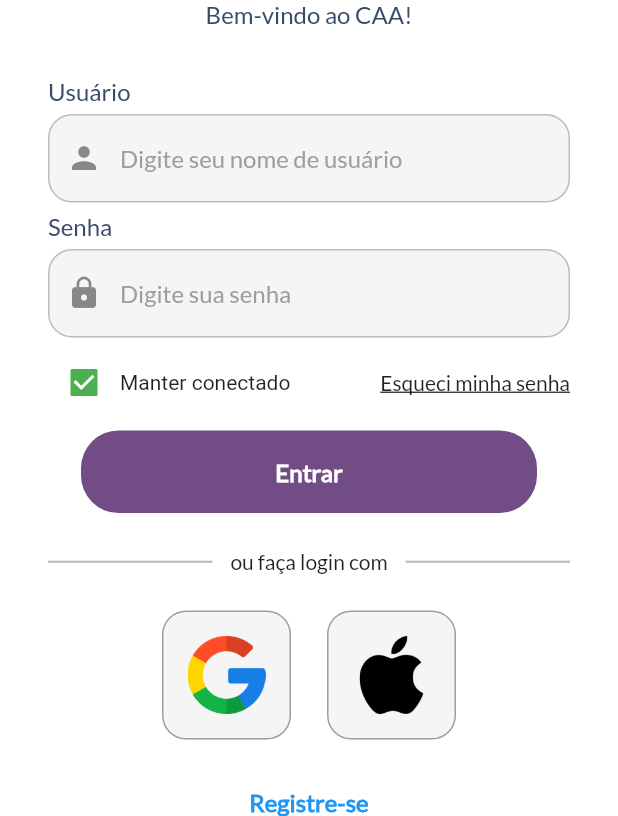
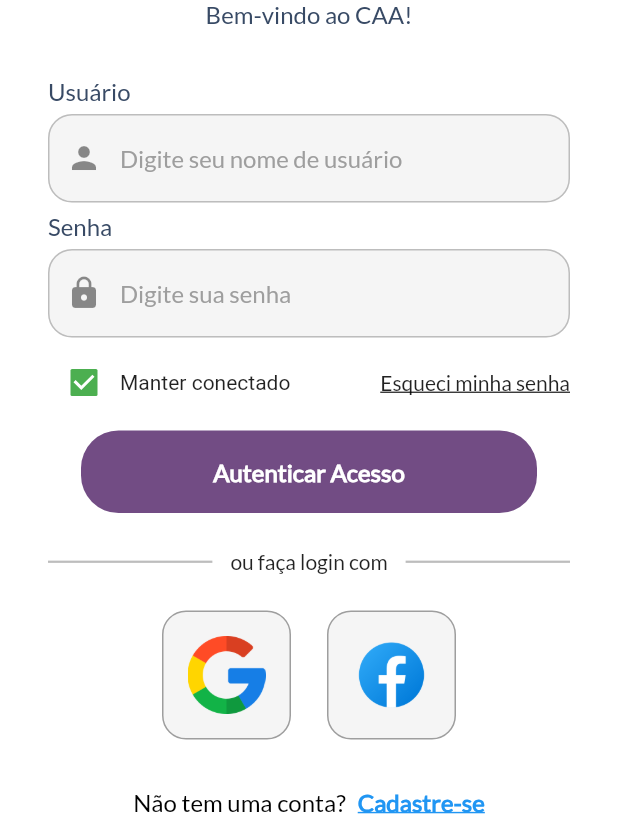
Before and after one commit to neofarias/app_universo_creare, a Flutter app: the screen it shows after launch, after a tap on "Pular", on a phone screen of 412 x 824 dp, the part 420-1236 px from its top. Run offline on Flutter 3.47's test engine with Material 2 defaults, Android fonts, the phone set to English and light mode, and no system bars; our stand-ins replace introduction_screen, sizer.

```diff
--- a/lib/components/my_button.dart
+++ b/lib/components/my_button.dart
@@ -3,8 +3,9 @@ import 'package:flutter/material.dart';
 class MyButton extends StatelessWidget {
 
   final Function()? onTap;
+  final String textBtn;
 
-  const MyButton({Key? key, required this.onTap}) : super(key: key);
+  const MyButton({Key? key, required this.onTap, required this.textBtn}) : super(key: key);
 
   @override
   Widget build(BuildContext context) {
@@ -17,9 +18,8 @@ class MyButton extends StatelessWidget {
             color: Color.fromRGBO(54, 0, 80, 0.7),
             borderRadius: BorderRadius.circular(25.0)),
         child: Center(
-          child: Text(
-            'Entrar',
-            style: TextStyle(
+          child: Text(textBtn,
+            style: const TextStyle(
                 fontFamily: 'Lato',
                 color: Colors.white,
                 fontSize: 16.0,
--- a/lib/main.dart
+++ b/lib/main.dart
@@ -2,6 +2,7 @@ import 'package:app_universo_creare/pages/login_page.dart';
 import 'package:app_universo_creare/pages/on_boarding_page_state.dart';
 import 'package:app_universo_creare/pages/splash_screen.dart';
 import 'package:flutter/material.dart';
+import 'package:sizer/sizer.dart';
 
 var routes = <String, WidgetBuilder>{
   "/login": (BuildContext context) => LoginPage(),
@@ -13,15 +14,15 @@ void main() {
 }
 
 class MyApp extends StatelessWidget {
-
   @override
   Widget build(BuildContext context) {
-    return MaterialApp(
-        theme: ThemeData(primaryColor: Colors.red),
+    return Sizer(builder: (context, orientation, deviceType) {
+      return MaterialApp(
+        theme: ThemeData(primaryColor: Color.fromRGBO(54, 0, 80, 0.7)),
         debugShowCheckedModeBanner: false,
         home: SplashScreen(),
-        routes: routes
-    );
+        routes: routes,
+      );
+    });
   }
-
 }
--- a/lib/pages/login_page.dart
+++ b/lib/pages/login_page.dart
@@ -3,6 +3,7 @@ import 'package:app_universo_creare/components/my_button.dart';
 import 'package:app_universo_creare/components/square_tile.dart';
 import 'package:app_universo_creare/components/text_field.dart';
 import 'package:flutter/material.dart';
+import 'package:sizer/sizer.dart';
 
 class LoginPage extends StatelessWidget {
   LoginPage({Key? key}) : super(key: key);
@@ -15,9 +16,16 @@ class LoginPage extends StatelessWidget {
 
   @override
   Widget build(BuildContext context) {
+
+    //double height = MediaQuery.of(context).size.height;
+    //double width = MediaQuery.of(context).size.width;
+
     return Scaffold(
       backgroundColor: Colors.white,
       body: SafeArea(
+        child: SizedBox(
+          height: 100.h,
+          width: 100.w,
           child: Center(
             child: SingleChildScrollView(
               child: Column(
@@ -84,7 +92,7 @@ class LoginPage extends StatelessWidget {
                         right: 32.0, bottom: 8.0, left: 32.0),
                     child: Row(
                       mainAxisAlignment: MainAxisAlignment.spaceBetween,
-                    children: [
+                      children: const [
                         CheckboxWidget(),
                         Text(
                           "Esqueci minha senha",
@@ -98,6 +106,7 @@ class LoginPage extends StatelessWidget {
                     ),
                   ),
                   MyButton(
+                    textBtn: 'Autenticar Acesso',
                     onTap: signUserIn,
                   ),
                   Padding(
@@ -136,7 +145,7 @@ class LoginPage extends StatelessWidget {
                         padding: EdgeInsets.only(right: 24.0),
                         child: SquareTile(imagePath: 'assets/google.png'),
                       ),
-                    SquareTile(imagePath: 'assets/apple.png'),
+                      SquareTile(imagePath: 'assets/facebook.png'),
                     ],
                   ),
                   Row(
@@ -145,12 +154,23 @@ class LoginPage extends StatelessWidget {
                       Padding(
                         padding: EdgeInsets.only(bottom: 16.0, top: 32.0),
                         child: Text(
-                        'Registre-se',
+                          'Não tem uma conta?',
+                          style: TextStyle(
+                              fontFamily: 'Lato',
+                              fontSize: 16.0,
+                              color: Colors.black,),
+                        ),
+                      ),
+                      Padding(
+                        padding: EdgeInsets.only(left: 8.0,bottom: 16.0, top: 32.0),
+                        child: Text(
+                          'Cadastre-se',
                           style: TextStyle(
                               fontFamily: 'Lato',
                               fontSize: 16.0,
                               color: Colors.blue,
-                            fontWeight: FontWeight.bold),
+                              fontWeight: FontWeight.bold,
+                              decoration: TextDecoration.underline),
                         ),
                       ),
                     ],
@@ -160,6 +180,7 @@ class LoginPage extends StatelessWidget {
             ),
           ),
         ),
+      ),
     );
   }
 }
--- a/lib/pages/on_boarding_page_state.dart
+++ b/lib/pages/on_boarding_page_state.dart
@@ -15,14 +15,26 @@ class OnBoardingPageState extends State<OnBoardingPage> {
         pages: [
           PageViewModel(
             title: 'Bem-Vindo!',
-            body: 'A ferramenta que auxilia o diagnóstico, finalmente chegou!',
+            body: 'A ferramenta que auxilia o diagnóstico, finalmente chegou.',
             image: buildImage('assets/caa.png'),
             decoration: getPageDecoration(),
           ),
           PageViewModel(
-            title: '',
+            title: 'Agilidade e praticidade',
+            body: 'A ferramenta que auxilia o diagnóstico, finalmente chegou.',
+            image: buildImage('assets/welcome_02.png'),
+            decoration: getPageDecoration(),
+          ),
+          PageViewModel(
+            title: 'Acesso na palma da mão',
             body: 'Com seus dados de acesso você pode cadastrar, consultar ou editar dados do paciente.',
-            image: buildImage('assets/caa.png'),
+            image: buildImage('assets/welcome_01.png'),
+            decoration: getPageDecoration(),
+          ),
+          PageViewModel(
+            title: 'Vamos lá',
+            body: 'Iniciar o uso do aplicativo.',
+            image: buildImage('assets/welcome_03.png'),
             decoration: getPageDecoration(),
           ),
         ],
--- a/pubspec.yaml
+++ b/pubspec.yaml
@@ -31,6 +31,7 @@ dependencies:
     sdk: flutter
 
   introduction_screen: ^3.1.2
+  sizer: ^2.0.15
 
   # The following adds the Cupertino Icons font to your application.
   # Use with the CupertinoIcons class for iOS style icons.
@@ -68,6 +69,10 @@ flutter:
     - assets/caa.png
     - assets/google.png
     - assets/apple.png
+    - assets/welcome_01.png
+    - assets/welcome_02.png
+    - assets/welcome_03.png
+    - assets/facebook.png
 
   # An image asset can refer to one or more resolution-specific "variants", see
   # https://flutter.dev/assets-and-images/#resolution-aware
```
Also changed, not shown: assets/facebook.png (added), assets/welcome_01.png (added), assets/welcome_02.png (added), assets/welcome_03.png (added), pubspec.lock. Lines whose indentation alone changed are shown as unchanged.
